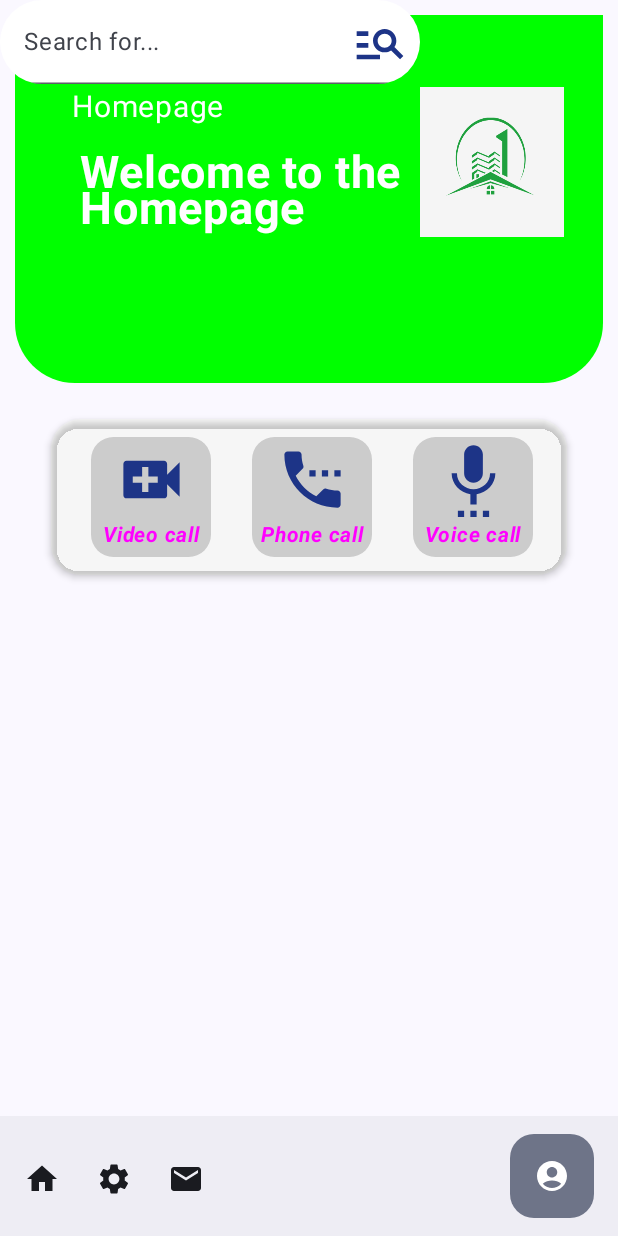
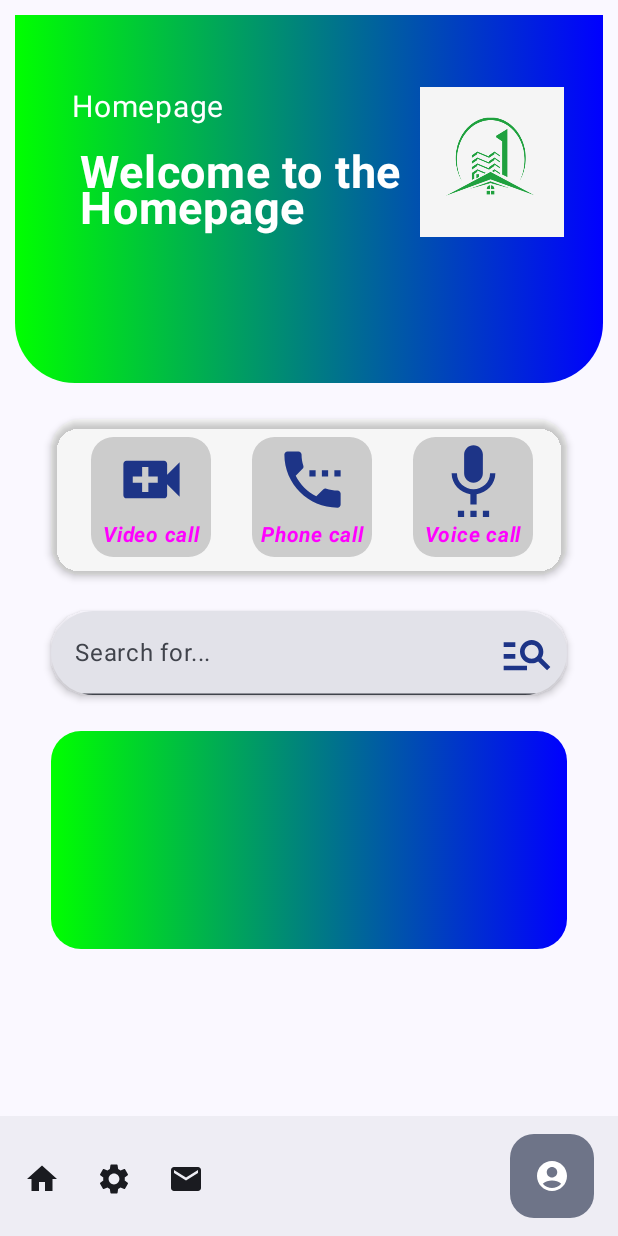
Before and after one commit to brucebett/Tenant-Project-Koala, an Android app built with Jetpack Compose: the HomeLandlord screen opened through its navigation route, on a phone screen of 412 x 824 dp. Run offline under Robolectric (Android 15) with nearby library versions, the phone set to English and light mode, and no system bars; our stand-ins replace constraintlayout-compose.

Commit message:
2Sep9 WIP

```diff
--- a/app/src/main/java/com/example/tenantprojectkoala/ui/theme/Home/HomeLandlord.kt
+++ b/app/src/main/java/com/example/tenantprojectkoala/ui/theme/Home/HomeLandlord.kt
@@ -39,6 +39,7 @@ import androidx.compose.runtime.setValue
 import androidx.compose.ui.Alignment
 import androidx.compose.ui.Modifier
 import androidx.compose.ui.draw.shadow
+import androidx.compose.ui.graphics.Brush
 import androidx.compose.ui.graphics.Color
 import androidx.compose.ui.res.painterResource
 import androidx.compose.ui.text.font.FontStyle
@@ -46,6 +47,7 @@ import androidx.compose.ui.text.font.FontWeight
 import androidx.compose.ui.tooling.preview.Preview
 import androidx.compose.ui.unit.dp
 import androidx.compose.ui.unit.sp
+//import androidx. compose. material. OutlinedTextFieldDefaults
 import coil.size.Scale
 //import androidx.constraintlayout.compose.ConstraintLayout
 import com.example.tenantprojectkoala.R
@@ -102,7 +104,9 @@ fun HomeLandlord() {
                 .fillMaxWidth()
                 .height(245.dp)
                 .background(
-                    Color.Green,
+                    brush = Brush.horizontalGradient(
+                        colors = listOf(Color.Green, Color.Blue)
+                    ),
                     shape = RoundedCornerShape(bottomEnd = 40.dp, bottomStart = 40.dp)
                 )
 
@@ -223,25 +227,50 @@ fun HomeLandlord() {
                     )
                 }
             }
-        }
+
 
             var text by rememberSaveable { mutableStateOf("") }
-        TextField(value = text, onValueChange = {text=it},
-            label = { Text(text = "Search for...")},
+
+            TextField(
+                value = text,
+                onValueChange = { text = it },
+                label = { Text(text = "Search for...") },
                 trailingIcon = {
-                Image(painter = painterResource(id = R.drawable.search_24),
+                    Image(
+                        painter = painterResource(id = R.drawable.search_24),
                         contentDescription = null,
                         modifier = Modifier
                             .size(43.dp)
-                        .padding(end = 6.dp))
+                            .padding(end = 6.dp)
+                    )
                 },
                 shape = RoundedCornerShape(50.dp),
-            colors = TextFieldDefaults.outlinedTextFieldColors(
-                backgroundColor = Color.White,
-                focusedBorderColor = Color.Transparent,
+//            colors = TextFieldDefaults.outlinedTextFieldColors(
+//                focusedLabelColor = Color(android.graphics.Color.parseColor("#5e5e5e")),
+//                unfocusedLabelColor = Color(android.graphics.Color.parseColor("#5e5e5e")),
+//                focusedBorderColor = Color.Transparent,
+//                unfocusedBorderColor = Color.Transparent
+//            )
+                modifier = Modifier
+                    .fillMaxWidth()
+                    .padding(top = 24.dp, end = 24.dp, start = 24.dp)
+                    .shadow(3.dp, shape = RoundedCornerShape(25.dp))
+            )
 
+            Box (modifier = Modifier
+                .fillMaxWidth()
+                .padding(top = 24.dp, end = 24.dp, start = 24.dp)
+                .height(145.dp)
+                .background(
+                    brush = Brush.horizontalGradient(
+                        colors = listOf(Color.Green, Color.Blue)),
+                    shape = RoundedCornerShape(20.dp)
                 )
-        )
+            ){
+
+            }
+        }
+
     }
 }
 
```
Lines whose indentation alone changed are shown as unchanged.
